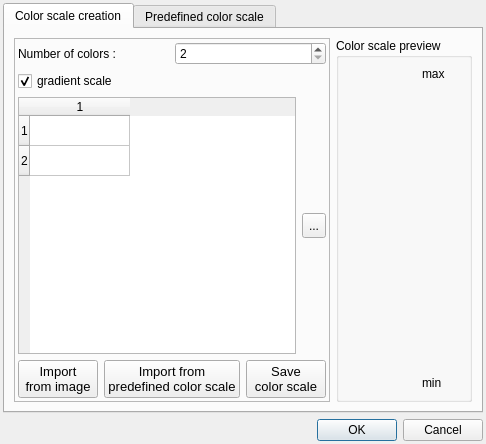
This is library/tulip-gui/designer/ColorScaleConfigDialog.ui in Tulip-Dev/tulip as Qt 5 draws it before an edit. The edited form follows.
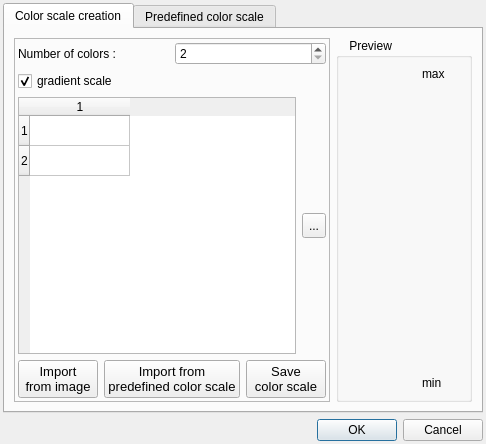
This is the edited form. Icons and pictures are not drawn.

Commit message: ColorScaleDialog fixes: ensure the dialog can show the previously selected color scale + update ColorScale button & HistogramMetricMapping interactor to correctly set the previously selected color scale before showing the dialog

```diff
--- a/library/tulip-gui/designer/ColorScaleConfigDialog.ui
+++ b/library/tulip-gui/designer/ColorScaleConfigDialog.ui
@@ -223,7 +223,7 @@
           </size>
          </property>
          <property name="title">
-          <string>Color scale preview</string>
+          <string>    Preview</string>
          </property>
          <layout class="QVBoxLayout" name="verticalLayout_4">
           <item>
```
Left out of the diff: 2 changed lines with no effect on the pictures. The commit also changes 4 other files.
